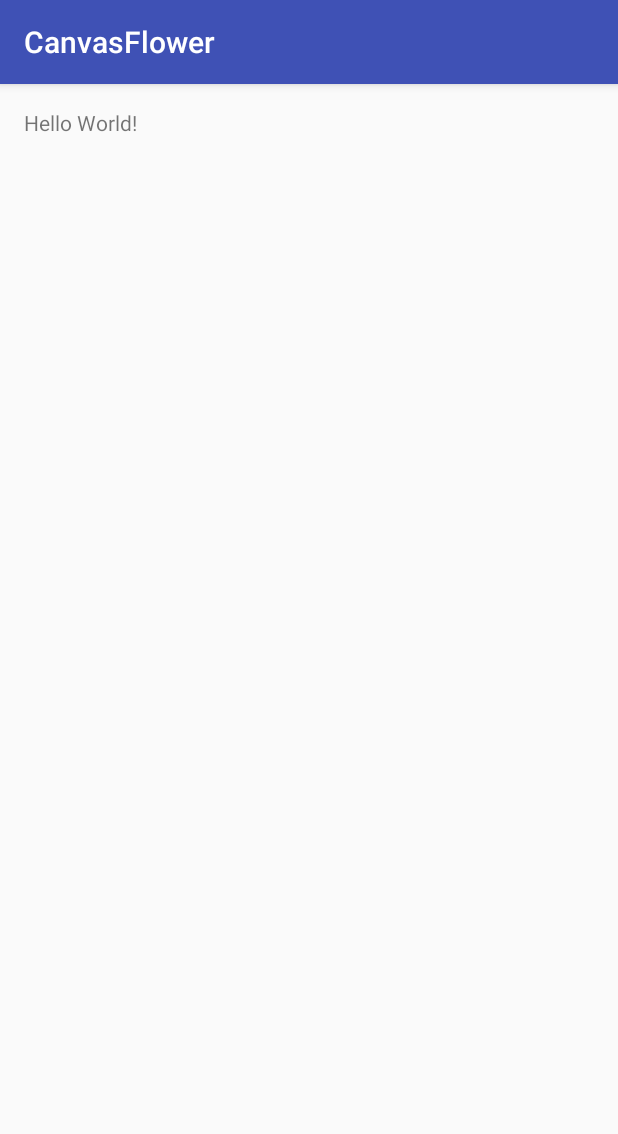
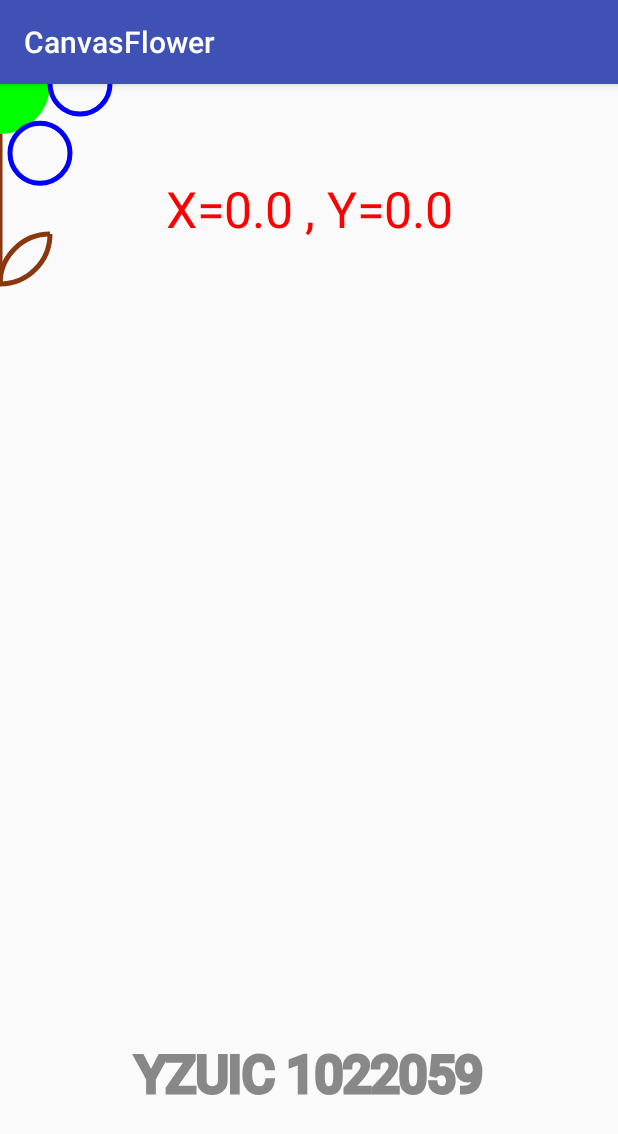
Before and after one commit to d900139/CanvasFlower, an Android app: the screen it shows after launch (MainActivity), on a phone screen of 412 x 824 dp. Shown: the top 1134 px of the screen. Run offline under Robolectric (Android 15) with nearby library versions, the phone set to English and light mode, and no system bars.

Commit message:
Add MyView.java, click to draw flower with canvas.

```diff
--- a/app/src/main/java/yzuic/kevinchang/canvasflower/MainActivity.java
+++ b/app/src/main/java/yzuic/kevinchang/canvasflower/MainActivity.java
@@ -8,6 +8,7 @@ public class MainActivity extends AppCompatActivity {
     @Override
     protected void onCreate(Bundle savedInstanceState) {
         super.onCreate(savedInstanceState);
-        setContentView(R.layout.activity_main);
+        setContentView(new MyView(this));
+
     }
 }
--- /dev/null
+++ b/app/src/main/java/yzuic/kevinchang/canvasflower/MyView.java
@@ -0,0 +1,73 @@
+package yzuic.kevinchang.canvasflower;
+
+import android.content.Context;
+import android.graphics.Canvas;
+import android.graphics.Color;
+import android.graphics.Paint;
+import android.graphics.RectF;
+import android.view.MotionEvent;
+import android.view.View;
+
+/**
+ * Created by user on 2016/10/20.
+ */
+public class MyView extends View {
+    float X = 0;
+    float Y = 0;
+
+    @Override
+    protected void onDraw(Canvas canvas) {
+        super.onDraw(canvas);
+        Paint paint = new Paint();
+        paint.setColor(Color.RED); //顏色
+        paint.setAntiAlias(true); //平滑
+        paint.setStrokeWidth(5); //線寬
+        paint.setTextSize(50); //字體大小
+        paint.setTextAlign(Paint.Align.CENTER); //置中
+
+        float R = 50; //大園半徑
+        float r = R * 3 / 5; //小圓半徑
+        float high = 3 * R; //花梗長
+        float sqrt3 = (float) Math.sqrt(3);
+
+        float width = getWidth();
+        float height = getHeight();
+
+        canvas.drawText("X=" + X + " , " + "Y=" + Y, width / 2, height / 8, paint); // 顯示點擊處 x,y 座標
+
+        paint.setColor(Color.GREEN);
+        paint.setStyle(Paint.Style.FILL); //填滿;
+        canvas.drawCircle(X, Y, R, paint); //中
+        paint.setColor(Color.BLUE);
+        paint.setStyle(Paint.Style.STROKE); //空心
+        canvas.drawCircle(X - (R + r) / 2, Y - (R + r) / 2 * sqrt3, r, paint); //左上
+        canvas.drawCircle(X + (R + r) / 2, Y - (R + r) / 2 * sqrt3, r, paint); //右上
+        canvas.drawCircle(X + (R + r), Y, r, paint); //右
+        canvas.drawCircle(X + (R + r) / 2, Y + (R + r) / 2 * sqrt3, r, paint); //右下
+        canvas.drawCircle(X - (R + r) / 2, Y + (R + r) / 2 * sqrt3, r, paint); //左下
+        canvas.drawCircle(X - (R + r), Y, r, paint); //左
+        paint.setColor(Color.rgb(138, 54, 15)); //棕色
+        canvas.drawLine(X, Y + R, X, Y + R + high, paint); //花梗
+
+        //葉子 - 弧線 : drawArc(float left, float top, float right, float bottom, float startAngle, float sweepAngle, boolean useCenter, Paint paint)
+        canvas.drawArc(X - R * 2, Y + high, X, Y + R * 2 + high, 270, 90, false, paint); //左葉上弧
+        canvas.drawArc(X - R, Y + R + high - R * 2, X + R, Y + R + high, 90, 90, false, paint); //左葉下弧
+        canvas.drawArc(X, Y + high, X + R * 2, Y + R * 2 + high, 180, 90, false, paint); //右葉上弧
+        canvas.drawArc(X - R, Y + R + high - R * 2, X + R, Y + R + high, 0, 90, false, paint); //右葉下弧
+
+        paint.setColor(Color.GRAY);
+        canvas.drawText("YZUIC 1022059", width / 2, height * 7 / 8, paint);
+    }
+
+    @Override
+    public boolean onTouchEvent(MotionEvent event) {
+        X = event.getX();
+        Y = event.getY();
+        invalidate();
+        return super.onTouchEvent(event);
+    }
+
+    public MyView(Context context) {
+        super(context);
+    }
+}
```
